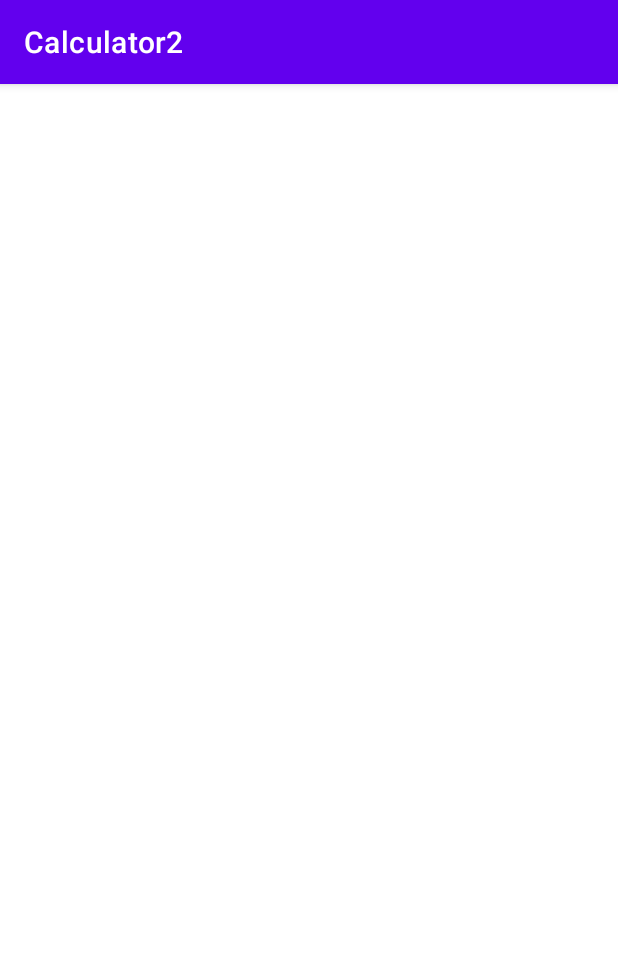
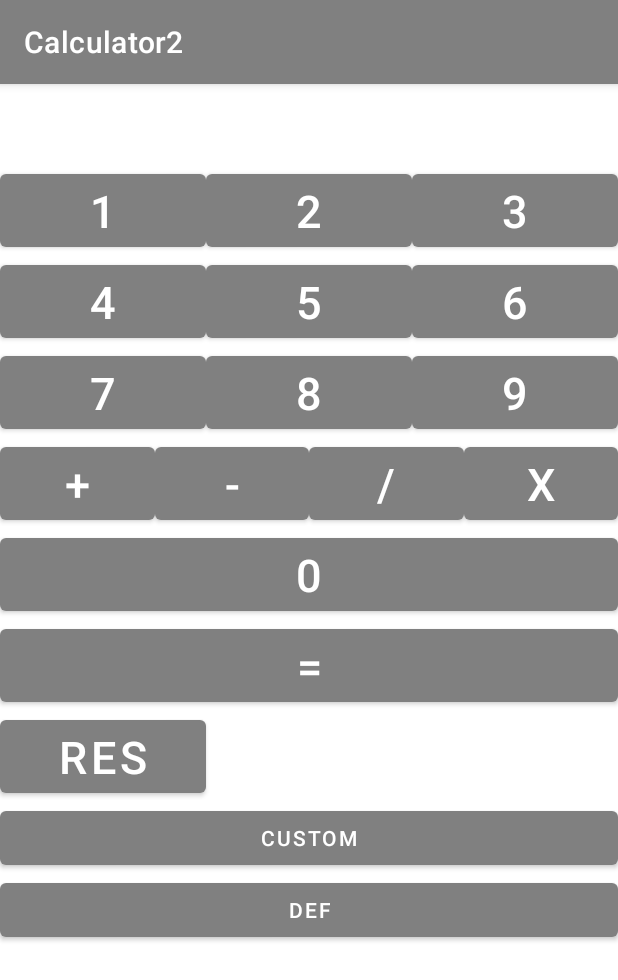
Before and after one commit to mikhailpodalyako1/HomeWorkAS, an Android app: the screen it shows after launch (MainActivity), on a phone screen of 412 x 824 dp. Shown: the top 980 px of the screen. Run offline under Robolectric (Android 15) with nearby library versions, the phone set to English and light mode, and no system bars.

Commit message:
все переделал, какая о проблема была с activity_main.xml, приложение падало при запуске, сейчас работает. Сделал кнопки смены тем.

```diff
--- a/app/src/main/java/com/gmail/calculator2/Calculation.java
+++ b/app/src/main/java/com/gmail/calculator2/CalculatorModel.java
@@ -1,6 +1,6 @@
 package com.gmail.calculator2;
 
-public class Calculation {
+public class CalculatorModel {
     private int firstArg;
     private int secondArg;
 
@@ -17,7 +17,7 @@ public class Calculation {
         resultShow
     }
 
-    public Calculation() {
+    public CalculatorModel() {
         state = State.firstArgInput;
     }
 
@@ -84,7 +84,7 @@ public class Calculation {
                 case R.id.key_minus:
                     inputStr.append(firstArg - secondArg);
                     break;
-                case R.id.multiply:
+                case R.id.key_multiple:
                     inputStr.append(firstArg * secondArg);
                     break;
                 case R.id.key_divided:
--- a/app/src/main/java/com/gmail/calculator2/MainActivity.java
+++ b/app/src/main/java/com/gmail/calculator2/MainActivity.java
@@ -9,14 +9,39 @@ import android.widget.TextView;
 
 public class MainActivity extends AppCompatActivity {
 
-    private Calculation calculator;
+    private CalculatorModel calculator;
 
     private TextView text;
+    // смена тем
+    private ThemeStorge storage;
+    // смена тем
 
     @Override
     protected void onCreate(Bundle savedInstanceState) {
         super.onCreate(savedInstanceState);
+
+// смена тем
+        storage = new ThemeStorge(this);
+        setTheme(storage.getTheme().getResource());
         setContentView(R.layout.activity_main);
+// смена тем
+
+        findViewById(R.id.key_change_theme_cust).setOnClickListener(new View.OnClickListener() {
+            @Override
+            public void onClick(View v) {
+                storage.setTheme(Theme.CUSTOM);
+                recreate();
+            }
+        });
+
+        findViewById(R.id.key_change_theme_def).setOnClickListener(new View.OnClickListener() {
+            @Override
+            public void onClick(View v) {
+                storage.setTheme(Theme.DEFAULT);
+                recreate();
+            }
+        });
+        //смена тем
 
         int[] numberIds = new int[] {
                 R.id.key_0,
@@ -34,14 +59,14 @@ public class MainActivity extends AppCompatActivity {
         int[] actionsIds = new int[] {
                 R.id.key_plus,
                 R.id.key_minus,
-                R.id.multiply,
+                R.id.key_multiple,
                 R.id.key_divided,
                 R.id.key_equals
         };
 
         text = findViewById(R.id.count_text);
 
-        calculator = new Calculation();
+        calculator = new CalculatorModel();
 
         View.OnClickListener numberButtonClickListener = new View.OnClickListener() {
             @Override
@@ -67,15 +92,12 @@ public class MainActivity extends AppCompatActivity {
             findViewById(actionsIds[i]).setOnClickListener(actionButtonOnclickListener);
         }
 
-        findViewById(R.id.key_clear).setOnClickListener(new View.OnClickListener() {
+        findViewById(R.id.key_reset).setOnClickListener(new View.OnClickListener() {
             @Override
             public void onClick(View view) {
                 calculator.reset();
                 text.setText(calculator.getText());
             }
         });
-
-
     }
-
 }
--- /dev/null
+++ b/app/src/main/java/com/gmail/calculator2/Theme.java
@@ -0,0 +1,22 @@
+package com.gmail.calculator2;
+
+public enum Theme {
+    CUSTOM(R.style.Theme_Calculator2_Custom, "custom"),
+    DEFAULT(R.style.Theme_Calculator2, "default");
+
+
+    Theme(int resource, String key) {
+        this.resource = resource;
+        this.key = key;
+    }
+    private int resource;
+    private String key;
+
+    public int getResource() {
+        return resource;
+    }
+
+    public String  getKey() {
+        return key;
+    }
+}
--- /dev/null
+++ b/app/src/main/java/com/gmail/calculator2/ThemeStorge.java
@@ -0,0 +1,34 @@
+package com.gmail.calculator2;
+
+import android.content.Context;
+import android.content.SharedPreferences;
+import static android.content.Context.MODE_PRIVATE;
+
+public class ThemeStorge {
+    private static final String KEY_APP_THEME = "KEY_APP_THEME";
+
+
+
+    private final SharedPreferences sharedPreferences;
+
+    public ThemeStorge(Context context) {
+
+
+        sharedPreferences = context.getSharedPreferences("app_theme", MODE_PRIVATE );
+    }
+    public Theme getTheme (){
+        String key = sharedPreferences.getString(KEY_APP_THEME, Theme.DEFAULT.getKey());
+        for (Theme theme:Theme.values()){
+            if (theme.getKey().equals(key)){
+                return theme;
+            }
+        }
+        throw new IllegalStateException("Wrong");
+    }
+    public void setTheme(Theme theme){
+        sharedPreferences.edit()
+                .putString(KEY_APP_THEME, theme.getKey())
+                .apply();
+
+    }
+}
--- a/app/src/main/res/layout/activity_main.xml
+++ b/app/src/main/res/layout/activity_main.xml
@@ -1,209 +1,199 @@
 <?xml version="1.0" encoding="utf-8"?>
 <androidx.constraintlayout.widget.ConstraintLayout xmlns:android="http://schemas.android.com/apk/res/android"
     xmlns:app="http://schemas.android.com/apk/res-auto"
-    xmlns:tools="http://schemas.android.com/tools"
-    style="@style/CustomStile"
     android:layout_width="match_parent"
-    android:layout_height="match_parent"
-    android:theme="@style/Theme.Calculator2.Custom"
-    tools:context=".MainActivity">
+    android:layout_height="match_parent">
 
     <TextView
         android:id="@+id/count_text"
         android:layout_width="match_parent"
-        android:layout_height="@dimen/margin_top"
-        app:layout_constraintStart_toStartOf="parent"
-        app:layout_constraintTop_toTopOf="parent"
-        android:background="@drawable/input_text"/>
+        android:layout_height="wrap_content"
+        android:text=""
+        android:textSize="@dimen/text_size"
+        style="@style/CustomStileBtnText"
+        app:layout_constraintTop_toTopOf="parent" />
 
 
-
-
-    <com.google.android.material.button.MaterialButton
-
+    <Button
         android:id="@+id/key_1"
-        android:layout_width="wrap_content"
+        android:layout_width="0dp"
         android:layout_height="wrap_content"
-        android:layout_marginTop="@dimen/margin_top"
         android:text="@string/key_1"
-        app:cornerRadius="@dimen/rad_num_button_size"
-        app:layout_constraintEnd_toStartOf="@id/key_2"
-        app:layout_constraintHorizontal_chainStyle="packed"
+        app:layout_constraintEnd_toStartOf="@+id/key_2"
         app:layout_constraintStart_toStartOf="parent"
+        style="@style/CustomStileBtn"
         app:layout_constraintTop_toBottomOf="@id/count_text" />
 
-    <com.google.android.material.button.MaterialButton
+    <Button
         android:id="@+id/key_2"
-        android:layout_width="wrap_content"
+        android:layout_width="0dp"
         android:layout_height="wrap_content"
-        android:layout_marginTop="@dimen/margin_top"
         android:text="@string/key_2"
-        app:cornerRadius="@dimen/rad_num_button_size"
-        app:layout_constraintEnd_toStartOf="@id/key_3"
-        app:layout_constraintStart_toEndOf="@+id/key_1"
+        app:layout_constraintEnd_toStartOf="@+id/key_3"
+        app:layout_constraintStart_toEndOf="@id/key_1"
+        style="@style/CustomStileBtn"
         app:layout_constraintTop_toBottomOf="@id/count_text" />
 
-    <com.google.android.material.button.MaterialButton
+    <Button
         android:id="@+id/key_3"
-        android:layout_width="wrap_content"
+        android:layout_width="0dp"
         android:layout_height="wrap_content"
-        android:layout_marginTop="@dimen/margin_top"
         android:text="@string/key_3"
-        app:cornerRadius="@dimen/rad_num_button_size"
         app:layout_constraintEnd_toEndOf="parent"
-        app:layout_constraintStart_toEndOf="@+id/key_2"
+        app:layout_constraintStart_toEndOf="@id/key_2"
+        style="@style/CustomStileBtn"
         app:layout_constraintTop_toBottomOf="@id/count_text" />
 
-    <com.google.android.material.button.MaterialButton
+    <Button
         android:id="@+id/key_4"
-        android:layout_width="wrap_content"
+        android:layout_width="0dp"
         android:layout_height="wrap_content"
         android:text="@string/key_4"
-        app:cornerRadius="@dimen/rad_num_button_size"
-        app:layout_constraintEnd_toStartOf="@id/key_5"
-        app:layout_constraintHorizontal_chainStyle="packed"
+        app:layout_constraintEnd_toEndOf="@id/key_1"
         app:layout_constraintStart_toStartOf="parent"
+        style="@style/CustomStileBtn"
         app:layout_constraintTop_toBottomOf="@id/key_1" />
 
-    <com.google.android.material.button.MaterialButton
+    <Button
         android:id="@+id/key_5"
-        android:layout_width="wrap_content"
+        android:layout_width="0dp"
         android:layout_height="wrap_content"
         android:text="@string/key_5"
-        app:cornerRadius="@dimen/rad_num_button_size"
         app:layout_constraintEnd_toStartOf="@id/key_6"
         app:layout_constraintStart_toEndOf="@id/key_4"
-        app:layout_constraintTop_toBottomOf="@id/key_2" />
+        style="@style/CustomStileBtn"
+        app:layout_constraintTop_toBottomOf="@id/key_1" />
 
-    <com.google.android.material.button.MaterialButton
+    <Button
         android:id="@+id/key_6"
-        android:layout_width="wrap_content"
+        android:layout_width="0dp"
         android:layout_height="wrap_content"
         android:text="@string/key_6"
-        app:cornerRadius="@dimen/rad_num_button_size"
         app:layout_constraintEnd_toEndOf="parent"
         app:layout_constraintStart_toEndOf="@id/key_5"
-        app:layout_constraintTop_toBottomOf="@id/key_3" />
+        style="@style/CustomStileBtn"
+        app:layout_constraintTop_toBottomOf="@id/key_1" />
 
-    <com.google.android.material.button.MaterialButton
+    <Button
         android:id="@+id/key_7"
-        android:layout_width="wrap_content"
+        android:layout_width="0dp"
         android:layout_height="wrap_content"
         android:text="@string/key_7"
-        app:cornerRadius="@dimen/rad_num_button_size"
-        app:layout_constraintEnd_toStartOf="@id/key_8"
-        app:layout_constraintHorizontal_chainStyle="packed"
+        app:layout_constraintEnd_toStartOf="@+id/key_8"
         app:layout_constraintStart_toStartOf="parent"
+        style="@style/CustomStileBtn"
         app:layout_constraintTop_toBottomOf="@id/key_4" />
 
-    <com.google.android.material.button.MaterialButton
+    <Button
         android:id="@+id/key_8"
-        android:layout_width="wrap_content"
+        android:layout_width="0dp"
         android:layout_height="wrap_content"
         android:text="@string/key_8"
-        app:cornerRadius="@dimen/rad_num_button_size"
-        app:layout_constraintEnd_toStartOf="@id/key_9"
-        app:layout_constraintStart_toEndOf="@id/key_7"
+        app:layout_constraintEnd_toStartOf="@+id/key_9"
+        app:layout_constraintStart_toEndOf="@id/key_1"
+        style="@style/CustomStileBtn"
         app:layout_constraintTop_toBottomOf="@id/key_5" />
 
-    <com.google.android.material.button.MaterialButton
+    <Button
         android:id="@+id/key_9"
-        android:layout_width="wrap_content"
+        android:layout_width="0dp"
         android:layout_height="wrap_content"
         android:text="@string/key_9"
-        app:cornerRadius="@dimen/rad_num_button_size"
         app:layout_constraintEnd_toEndOf="parent"
-        app:layout_constraintStart_toEndOf="@id/key_8"
+        app:layout_constraintStart_toEndOf="@id/key_2"
+        style="@style/CustomStileBtn"
         app:layout_constraintTop_toBottomOf="@id/key_6" />
 
-    <com.google.android.material.button.MaterialButton
+    <Button
+        android:id="@+id/key_plus"
+        android:layout_width="0dp"
+        android:layout_height="wrap_content"
+        android:text="@string/key_plus"
+        app:layout_constraintTop_toBottomOf="@id/key_7"
+        app:layout_constraintStart_toStartOf="parent"
+        style="@style/CustomStileBtn"
+        app:layout_constraintEnd_toStartOf="@id/key_minus"/>
+
+    <Button
+        android:id="@+id/key_minus"
+        android:layout_width="0dp"
+        android:layout_height="wrap_content"
+        android:text="@string/key_minus"
+        app:layout_constraintTop_toBottomOf="@id/key_7"
+        app:layout_constraintStart_toEndOf="@id/key_plus"
+        style="@style/CustomStileBtn"
+        app:layout_constraintEnd_toStartOf="@id/key_divided"/>
+
+    <Button
+        android:id="@+id/key_divided"
+        android:layout_width="0dp"
+        android:layout_height="wrap_content"
+        android:text="@string/key_divided"
+        app:layout_constraintTop_toBottomOf="@id/key_7"
+        app:layout_constraintStart_toEndOf="@id/key_minus"
+        style="@style/CustomStileBtn"
+        app:layout_constraintEnd_toStartOf="@id/key_multiple"/>
+
+    <Button
+        android:id="@+id/key_multiple"
+        android:layout_width="0dp"
+        android:layout_height="wrap_content"
+        android:text="@string/key_multiple"
+        app:layout_constraintTop_toBottomOf="@id/key_7"
+        app:layout_constraintStart_toEndOf="@id/key_divided"
+        style="@style/CustomStileBtn"
+        app:layout_constraintEnd_toEndOf="parent"/>
+
+    <Button
         android:id="@+id/key_0"
         android:layout_width="0dp"
         android:layout_height="wrap_content"
         android:text="@string/key_0"
-        app:cornerRadius="@dimen/rad_num_button_size"
-        app:layout_constraintEnd_toEndOf="@id/key_8"
-        app:layout_constraintStart_toStartOf="@id/key_7"
-        app:layout_constraintTop_toBottomOf="@id/key_7" />
+        app:layout_constraintEnd_toEndOf="parent"
+        app:layout_constraintStart_toStartOf="parent"
+        style="@style/CustomStileBtn"
+        app:layout_constraintTop_toBottomOf="@id/key_plus" />
 
-    <com.google.android.material.button.MaterialButton
-        android:id="@+id/key_dot"
-        android:layout_width="wrap_content"
-        android:layout_height="wrap_content"
-        android:text="@string/key_dot"
-        app:cornerRadius="@dimen/rad_symb_btn_size"
-        app:layout_constraintEnd_toEndOf="@id/key_9"
-        app:layout_constraintStart_toStartOf="@id/key_9"
-        app:layout_constraintTop_toBottomOf="@id/key_9" />
-
-    <com.google.android.material.button.MaterialButton
-        android:id="@+id/key_X"
-        android:layout_width="0dp"
-        android:layout_height="wrap_content"
-        android:text="@string/key_X"
-        app:cornerRadius="@dimen/rad_symb_btn_size"
-        app:layout_constraintEnd_toEndOf="@id/key_1"
-        app:layout_constraintStart_toStartOf="@id/key_0"
-        app:layout_constraintTop_toBottomOf="@id/key_0" />
-
-    <com.google.android.material.button.MaterialButton
-        android:id="@+id/key_divided"
-        android:layout_width="wrap_content"
-        android:layout_height="wrap_content"
-        android:text="@string/key_devided"
-        app:cornerRadius="@dimen/rad_symb_btn_size"
-        app:layout_constraintEnd_toEndOf="@id/key_8"
-        app:layout_constraintStart_toStartOf="@id/key_8"
-        app:layout_constraintTop_toBottomOf="@id/key_0" />
-
-    <com.google.android.material.button.MaterialButton
-        android:id="@+id/key_plus"
-        android:layout_width="wrap_content"
-        android:layout_height="wrap_content"
-        android:text="@string/key_plus"
-        app:cornerRadius="@dimen/rad_symb_btn_size"
-        app:layout_constraintEnd_toStartOf="@id/key_9"
-        app:layout_constraintStart_toEndOf="@id/key_9"
-        app:layout_constraintTop_toBottomOf="@id/key_dot" />
-
-    <com.google.android.material.button.MaterialButton
-        android:id="@+id/key_minus"
-        android:layout_width="wrap_content"
-        android:layout_height="wrap_content"
-        android:text="@string/key_minus"
-        app:cornerRadius="@dimen/rad_symb_btn_size"
-        app:layout_constraintEnd_toEndOf="@id/key_X"
-        app:layout_constraintStart_toStartOf="@id/key_X"
-        app:layout_constraintTop_toBottomOf="@id/key_X" />
-
-    <com.google.android.material.button.MaterialButton
+    <Button
         android:id="@+id/key_equals"
         android:layout_width="0dp"
         android:layout_height="wrap_content"
         android:text="@string/key_equals"
-        app:cornerRadius="@dimen/rad_symb_btn_size"
-        app:layout_constraintEnd_toEndOf="@id/key_plus"
-        app:layout_constraintStart_toEndOf="@id/key_minus"
-        app:layout_constraintTop_toBottomOf="@id/key_divided" />
+        app:layout_constraintEnd_toEndOf="parent"
+        app:layout_constraintStart_toStartOf="parent"
+        style="@style/CustomStileBtn"
+        app:layout_constraintTop_toBottomOf="@id/key_0" />
 
-    <com.google.android.material.button.MaterialButton
-        android:id="@+id/key_backspace"
+    <Button
+        android:id="@+id/key_reset"
         android:layout_width="0dp"
         android:layout_height="wrap_content"
-        android:text="@string/key_backspace"
-        app:cornerRadius="@dimen/rad_symb_btn_size"
-        app:layout_constraintEnd_toEndOf="@id/key_minus"
-        app:layout_constraintStart_toStartOf="@id/key_minus"
-        app:layout_constraintTop_toBottomOf="@id/key_minus" />
+        android:text="@string/key_reset"
+        app:layout_constraintEnd_toEndOf="@id/key_7"
+        app:layout_constraintStart_toStartOf="parent"
+        app:layout_constraintTop_toBottomOf="@id/key_equals"
+        style="@style/CustomStileBtn"
+        android:shadowColor="@android:color/holo_red_light"/>
 
-    <com.google.android.material.button.MaterialButton
-        android:id="@+id/key_clear"
+    <Button
+        android:id="@+id/key_change_theme_cust"
         android:layout_width="0dp"
         android:layout_height="wrap_content"
-        android:text="@string/key_clear"
-        app:cornerRadius="@dimen/rad_symb_btn_size"
-        app:layout_constraintEnd_toEndOf="@id/key_divided"
-        app:layout_constraintStart_toEndOf="@id/key_backspace"
-        app:layout_constraintTop_toBottomOf="@id/key_equals" />
+        android:text="@string/key_theme"
+        app:layout_constraintEnd_toEndOf="parent"
+        app:layout_constraintStart_toStartOf="parent"
+        app:layout_constraintTop_toBottomOf="@id/key_reset"
+        android:shadowColor="@android:color/holo_red_light"/>
+
+    <Button
+        android:id="@+id/key_change_theme_def"
+        android:layout_width="0dp"
+        android:layout_height="wrap_content"
+        android:text="@string/key_theme_def"
+        app:layout_constraintEnd_toEndOf="parent"
+        app:layout_constraintStart_toStartOf="parent"
+        app:layout_constraintTop_toBottomOf="@id/key_change_theme_cust"
+        android:shadowColor="@android:color/holo_red_light"/>
+
 
 </androidx.constraintlayout.widget.ConstraintLayout>
--- a/app/src/main/res/values/colors.xml
+++ b/app/src/main/res/values/colors.xml
@@ -8,4 +8,7 @@
     <color name="black">#FF000000</color>
     <color name="white">#FFFFFFFF</color>
     <color name="creme">#fffdd0</color>
+    <color name="papayaWip">#FFEFD5</color>
+    <color name="grey">#808080</color>
+    <color name="red">#FF0000</color>
 </resources>
--- a/app/src/main/res/values/dimens.xml
+++ b/app/src/main/res/values/dimens.xml
@@ -5,4 +5,5 @@
     <dimen name="text_hight">70dp</dimen>
     <dimen name="margin_top">70dp</dimen>
     <dimen name="option_list_size">20sp</dimen>
+    <dimen name="text_size">40sp</dimen>
 </resources>
--- a/app/src/main/res/values/strings.xml
+++ b/app/src/main/res/values/strings.xml
@@ -11,11 +11,14 @@
     <string name="key_9">9</string>
     <string name="key_0">0</string>
     <string name="key_dot">.</string>
-    <string name="key_X">X</string>
-    <string name="key_devided">/</string>
+    <string name="key_multiple">X</string>
+    <string name="key_divided">/</string>
     <string name="key_plus">+</string>
     <string name="key_minus">-</string>
     <string name="key_equals">=</string>
     <string name="key_backspace">⌫</string>
     <string name="key_clear">C</string>
+    <string name="key_reset">Res</string>
+    <string name="key_theme">Custom</string>
+    <string name="key_theme_def">Def</string>
 </resources>
--- a/app/src/main/res/values/style.xml
+++ b/app/src/main/res/values/style.xml
@@ -1,6 +1,17 @@
 <?xml version="1.0" encoding="utf-8"?>
 <resources>
-    <style name="CustomStile">
-        <item name="android:background">@android:color/darker_gray</item>
+    <style name="CustomStileBtnText">
+        <item name="android:textColor">@color/purple_500</item>
+        <item name="android:textSize">40sp</item>
     </style>
+
+    <style name="CustomStileBtn">
+        <item name="android:textSize">30sp</item>
+    </style>
+
+    <style name="CustomStileBtnTheme">
+        <item name="android:textSize">30sp</item>
+        <item name="android:background">@color/red</item>
+    </style>
+
 </resources>
--- a/app/src/main/res/values/themes.xml
+++ b/app/src/main/res/values/themes.xml
@@ -2,8 +2,8 @@
     <!-- Base application theme. -->
     <style name="Theme.Calculator2" parent="Theme.MaterialComponents.DayNight.DarkActionBar">
         <!-- Primary brand color. -->
-        <item name="colorPrimary">@color/purple_500</item>
-        <item name="colorPrimaryVariant">@color/purple_700</item>
+        <item name="colorPrimary">@color/grey</item>
+        <item name="colorPrimaryVariant">@color/black</item>
         <item name="colorOnPrimary">@color/white</item>
         <!-- Secondary brand color. -->
         <item name="colorSecondary">@color/teal_200</item>
@@ -15,8 +15,9 @@
     </style>
 
     <style name="Theme.Calculator2.Custom">
-    <item name="colorPrimary">@color/creme</item>
-    <item name="colorOnPrimary">@android:color/holo_red_light</item>
+    <item name="colorPrimary">@color/cardview_light_background</item>
+    <item name="colorOnPrimary">@color/grey</item>
+
     <!--        <item name="background">@android:color/holo_blue_bright</item>-->
 </style>
 
```
Also changed, not shown: app/src/main/res/drawable/input_text.xml (deleted, +0 -12 lines).
